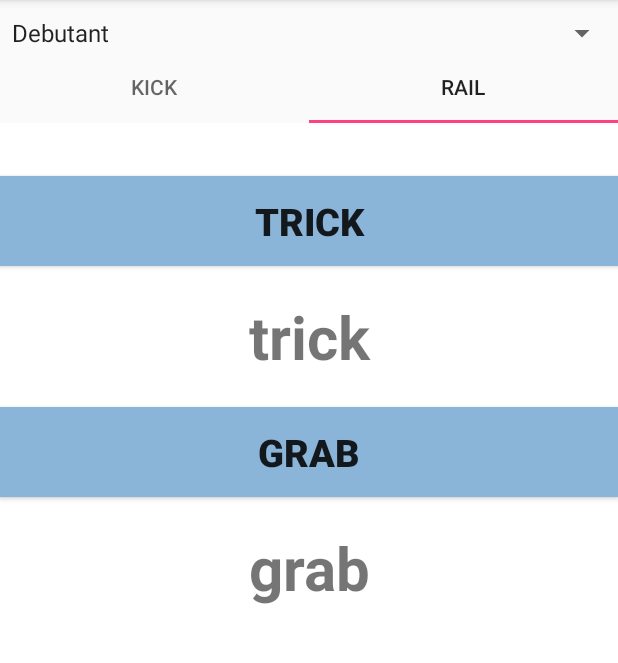
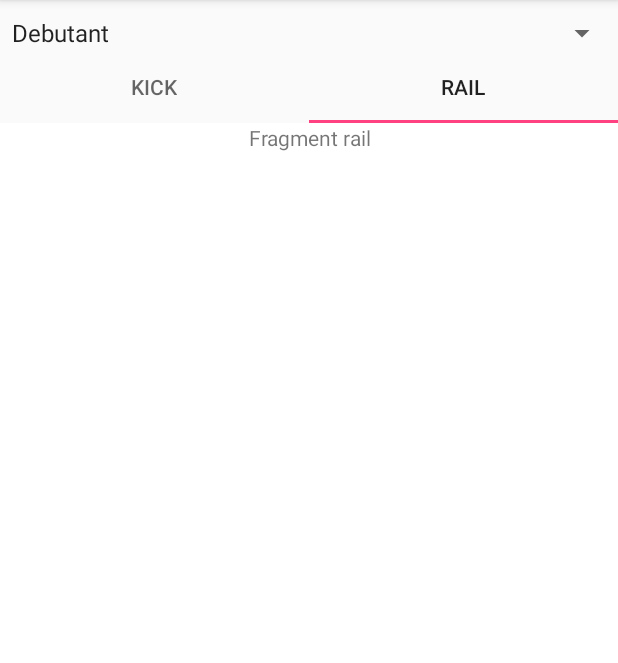
Before and after one commit to Lucidarme/Freescred, an Android app: the KickFragment screen opened directly, with no data from a screen before it, tab 2 chosen, on a phone screen of 412 x 824 dp, the part 84-747 px from its top. Run offline under Robolectric (Android 15) with nearby library versions, the light colour scheme and no system bars.

Commit message:
now we are able to get vlue of spinner in our fragment, and there is a new class for rail fragment

```diff
--- a/app/src/main/java/com/gangscred/freescred/PageFragment.java
+++ b/app/src/main/java/com/gangscred/freescred/KickFragment.java
@@ -2,7 +2,6 @@ package com.gangscred.freescred;
 
 import android.os.Bundle;
 import android.support.v4.app.Fragment;
-import android.text.Layout;
 import android.view.LayoutInflater;
 import android.view.View;
 import android.view.ViewGroup;
@@ -14,19 +13,19 @@ import android.widget.TextView;
  * Created by larnicol on 03/03/17.
  */
 
-public class PageFragment extends Fragment{
+public class KickFragment extends Fragment{
     Debutant Deb;
     Intermediaire Inter;
     Expert Exp;
     Button but_trick;
     TextView text_trick;
-
+    MainActivity myActivity = null;
 
     private int mPage;
 
-    public static PageFragment newInstance(int page) {
+    public static KickFragment newInstance(int page) {
         Bundle args = new Bundle();
-        PageFragment fragment = new PageFragment();
+        KickFragment fragment = new KickFragment();
         return fragment;
     }
 
@@ -39,6 +38,13 @@ public class PageFragment extends Fragment{
     @Override
     public View onCreateView(LayoutInflater inflater, ViewGroup container,
                              Bundle savedInstanceState) {
+
+        /*
+        Enfait la je prend l'activité qui contient ce fragment et je le cast en MainActivity. Je fais
+        ca parceque dans MainActivity j'ai rajouté la fonction getSPinnerLevel, donc je dois bien
+        avoir un objet MainActivity et pas seulement Activity.
+         */
+        myActivity = (MainActivity) getActivity();
         Deb=new Debutant(this.getContext());
         Inter=new Intermediaire(this.getContext());
         Exp=new Expert(this.getContext());
@@ -53,8 +59,16 @@ public class PageFragment extends Fragment{
             @Override
             public void onClick(View v) {
 
+                /*
+                Je récupère la valeur de spinnerLevel. Le problème c'est que comme j'ai pas fais de
+                callbak et tout le bordel, t'es obligé de faire cette ligne avant chaque fonction ou
+                tu as besoin de spinner_list_level.
+                C'est pas le plus optimisé, mais c'est le plus simple.
+                 */
+                Spinner spinner_list_level = myActivity.getSpinnerLevel();
 
-              /*  if (spinner_list_level.getSelectedItem().toString().equals("Debutant")){
+
+                if (spinner_list_level.getSelectedItem().toString().equals("Debutant")){
                 String trick_Deb=Deb.Trick();
                 text_trick.setText(Deb.Trick());
                 }
@@ -68,7 +82,7 @@ public class PageFragment extends Fragment{
                         text_trick.setText(trick_Exp);
                     }
 
-                } */
+                }
 
             }
         });
--- a/app/src/main/java/com/gangscred/freescred/MainActivity.java
+++ b/app/src/main/java/com/gangscred/freescred/MainActivity.java
@@ -49,6 +49,9 @@ public class MainActivity extends AppCompatActivity {
         tabLayout.setupWithViewPager(viewPager);
     }
 
+    public Spinner getSpinnerLevel(){
+        return spinner_list_level;
+    }
 
  /*   Button but_trick;
     Button but_grab;
--- /dev/null
+++ b/app/src/main/java/com/gangscred/freescred/RailFragment.java
@@ -0,0 +1,51 @@
+package com.gangscred.freescred;
+
+import android.os.Bundle;
+import android.support.v4.app.Fragment;
+import android.view.LayoutInflater;
+import android.view.View;
+import android.view.ViewGroup;
+import android.widget.Button;
+import android.widget.Spinner;
+import android.widget.TextView;
+
+/**
+ * Created by lucidarme on 05/03/17.
+ */
+
+public class RailFragment extends Fragment {
+    Debutant Deb;
+    Intermediaire Inter;
+    Expert Exp;
+
+    MainActivity myActivity = null;
+
+    private int mPage;
+
+    public static RailFragment newInstance(int page) {
+        Bundle args = new Bundle();
+        RailFragment fragment = new RailFragment();
+        return fragment;
+    }
+
+    @Override
+    public void onCreate(Bundle savedInstanceState) {
+        super.onCreate(savedInstanceState);
+
+    }
+
+    @Override
+    public View onCreateView(LayoutInflater inflater, ViewGroup container,
+                             Bundle savedInstanceState) {
+        View view = inflater.inflate(R.layout.fragment_rail, container, false);
+
+
+        myActivity = (MainActivity) getActivity();
+        Deb=new Debutant(this.getContext());
+        Inter=new Intermediaire(this.getContext());
+        Exp=new Expert(this.getContext());
+
+        return view;
+
+    }
+}
--- a/app/src/main/java/com/gangscred/freescred/SampleFragmentPagerAdapter.java
+++ b/app/src/main/java/com/gangscred/freescred/SampleFragmentPagerAdapter.java
@@ -4,7 +4,6 @@ import android.content.Context;
 import android.support.v4.app.Fragment;
 import android.support.v4.app.FragmentManager;
 import android.support.v4.app.FragmentPagerAdapter;
-import android.widget.Spinner;
 
 /**
  * Created by larnicol on 03/03/17.
@@ -30,7 +29,13 @@ public class SampleFragmentPagerAdapter extends FragmentPagerAdapter {
 
     @Override
     public Fragment getItem(int position) {
-        return PageFragment.newInstance(position + 1);
+
+        switch (position){
+            case 0 : return KickFragment.newInstance(position + 1);
+            case 1 : return RailFragment.newInstance(position + 1);
+            default:
+                return null;
+        }
     }
 
 
```
Also changed, not shown: app/src/main/res/layout/fragment_rail.xml (+4 -42 lines).
